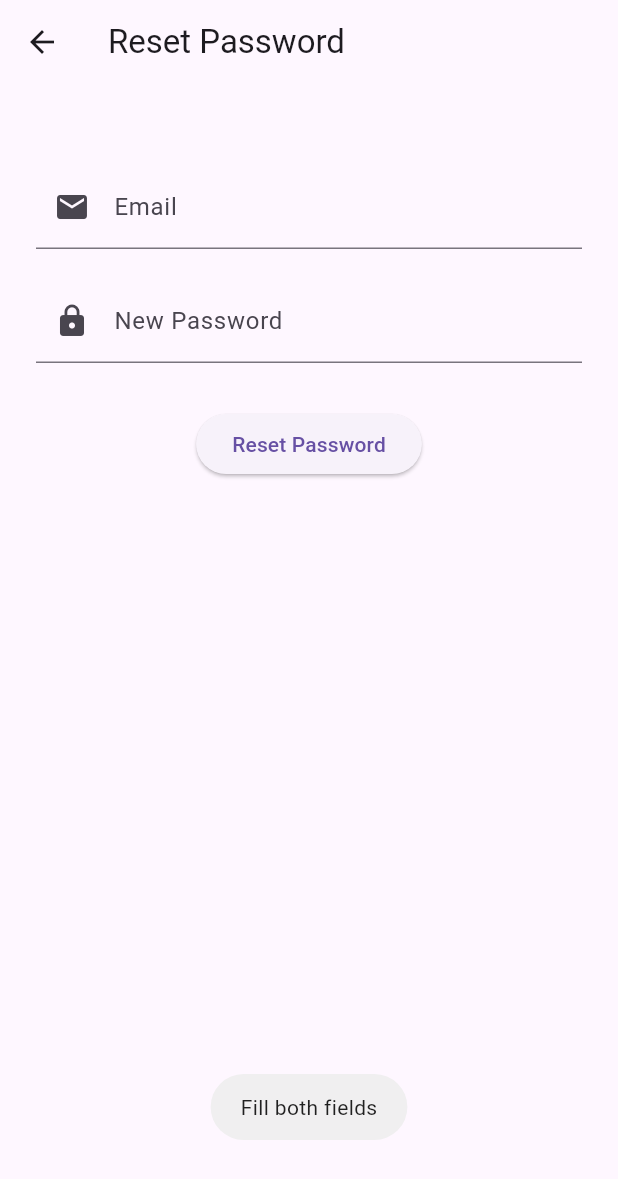
After one commit to nadineirakoze5/TODO-LIST, a Flutter app: the ResetPasswordScreen screen opened directly, after a tap on "Reset Password", on a phone screen of 412 x 824 dp. The commit adds this screen. Shown: the top 1179 px of the screen. Run offline on Flutter 3.47's test engine with Material 3 defaults, Android fonts, the phone set to English and light mode, and no system bars; our stand-ins replace flutter_local_notifications, fluttertoast, get, shared_preferences, sqflite, table_calendar and 1 more; accounts and stored records are empty.

Commit message:
add of password reset

```diff
--- a/lib/models/user_model.dart
+++ b/lib/models/user_model.dart
@@ -3,17 +3,13 @@ class UserModel {
   final String email;
   final String password;
 
-  UserModel({
-    required this.name,
-    required this.email,
-    required this.password,
-  });
+  UserModel({required this.name, required this.email, required this.password});
 
   Map<String, dynamic> toMap() => {
-        'name': name,
-        'email': email,
-        'password': password,
-      };
+    'name': name,
+    'email': email,
+    'password': password,
+  };
 
   factory UserModel.fromMap(Map<String, dynamic> map) {
     return UserModel(
@@ -22,4 +18,9 @@ class UserModel {
       password: map['password'],
     );
   }
+
+  // Reusable password checker (can expand later with hashing logic)
+  bool checkPassword(String inputPassword) {
+    return inputPassword == password;
+  }
 }
--- a/lib/screens/auth/login_screen.dart
+++ b/lib/screens/auth/login_screen.dart
@@ -6,6 +6,8 @@ import 'package:todo_list/screens/auth/register_screen.dart';
 import 'package:todo_list/models/user_model.dart';
 import 'dart:convert';
 import 'package:fluttertoast/fluttertoast.dart';
+import 'package:todo_list/screens/auth/reset_password_screen.dart';
+
 
 class LoginScreen extends StatefulWidget {
   const LoginScreen({super.key});
@@ -119,6 +121,12 @@ class _LoginScreenState extends State<LoginScreen> {
                       onPressed: () => Get.to(() => const RegisterScreen()),
                       child: const Text("Don't have an account? Register"),
                     ),
+
+                    TextButton(
+                      onPressed:
+                          () => Get.to(() => const ResetPasswordScreen()),
+                      child: const Text("Forgot Password?"),
+                    ),
                   ],
                 ),
               ),
--- /dev/null
+++ b/lib/screens/auth/reset_password_screen.dart
@@ -0,0 +1,89 @@
+import 'dart:convert';
+import 'package:flutter/material.dart';
+import 'package:get/get.dart';
+import 'package:shared_preferences/shared_preferences.dart';
+import 'package:todo_list/models/user_model.dart';
+import 'package:fluttertoast/fluttertoast.dart';
+
+class ResetPasswordScreen extends StatefulWidget {
+  const ResetPasswordScreen({super.key});
+
+  @override
+  State<ResetPasswordScreen> createState() => _ResetPasswordScreenState();
+}
+
+class _ResetPasswordScreenState extends State<ResetPasswordScreen> {
+  final _emailController = TextEditingController();
+  final _passwordController = TextEditingController();
+
+  void _resetPassword() async {
+    final prefs = await SharedPreferences.getInstance();
+    final email = _emailController.text.trim();
+    final newPassword = _passwordController.text.trim();
+
+    if (email.isEmpty || newPassword.isEmpty) {
+      Fluttertoast.showToast(msg: 'Fill both fields');
+      return;
+    }
+
+    final usersJson = prefs.getStringList('users') ?? [];
+    List<UserModel> users = usersJson
+        .map((e) => UserModel.fromMap(json.decode(e)))
+        .toList();
+
+    final userIndex = users.indexWhere((u) => u.email == email);
+    if (userIndex == -1) {
+      Fluttertoast.showToast(msg: 'Email not found');
+      return;
+    }
+
+    users[userIndex] = UserModel(
+      name: users[userIndex].name,
+      email: email,
+      password: newPassword,
+    );
+
+    final updatedJson =
+        users.map((u) => json.encode(u.toMap())).toList();
+    await prefs.setStringList('users', updatedJson);
+
+    Fluttertoast.showToast(msg: '✅ Password updated!');
+    Get.back();
+  }
+
+  @override
+  Widget build(BuildContext context) {
+    return Scaffold(
+      appBar: AppBar(title: const Text('Reset Password')),
+      body: Padding(
+        padding: const EdgeInsets.all(24),
+        child: Column(
+          children: [
+            const SizedBox(height: 30),
+            TextField(
+              controller: _emailController,
+              decoration: const InputDecoration(
+                labelText: 'Email',
+                prefixIcon: Icon(Icons.email),
+              ),
+            ),
+            const SizedBox(height: 20),
+            TextField(
+              controller: _passwordController,
+              obscureText: true,
+              decoration: const InputDecoration(
+                labelText: 'New Password',
+                prefixIcon: Icon(Icons.lock),
+              ),
+            ),
+            const SizedBox(height: 30),
+            ElevatedButton(
+              onPressed: _resetPassword,
+              child: const Text('Reset Password'),
+            )
+          ],
+        ),
+      ),
+    );
+  }
+}
--- a/lib/screens/home/task_stats_screen.dart
+++ b/lib/screens/home/task_stats_screen.dart
@@ -39,7 +39,7 @@ class TaskStatsScreen extends StatelessWidget {
         padding: const EdgeInsets.all(24),
         child: Column(
           children: [
-            _statTile("✅ Completed Today", today, Icons.today, Colors.green),
+            _statTile("Completed Today", today, Icons.today, Colors.green),
             const SizedBox(height: 20),
             _statTile(
               "📅 This Week",
```
Also changed, not shown: lib/screens/task/add_edit_task_screen.dart (+24 -8 lines), lib/screens/task/task_detail_screen.dart (+5 -3 lines).
